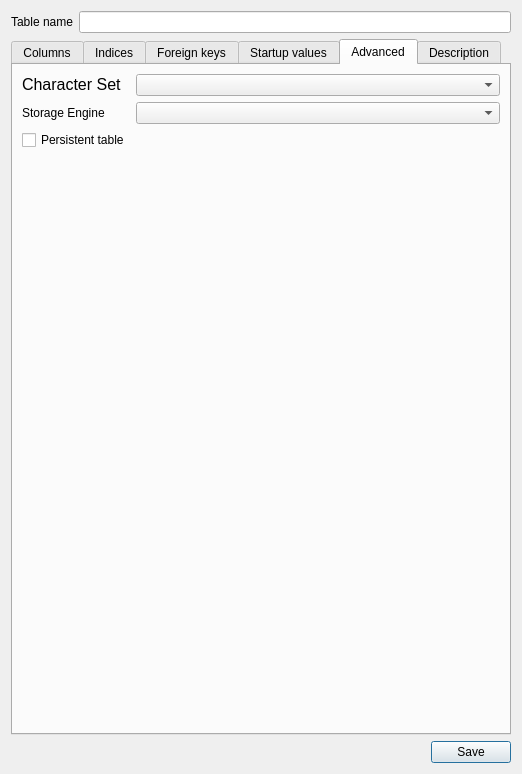
Old version of the form NewTableForm.ui in the repository fritzone/ddm.
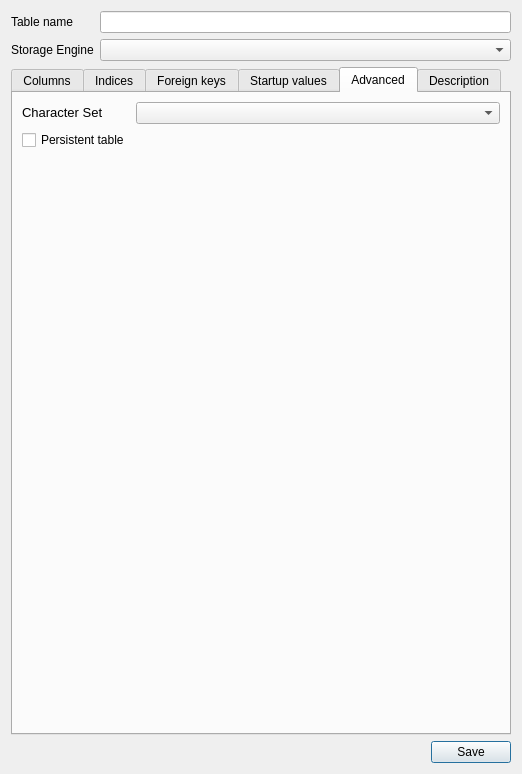
New version of the form. The open tabs and pages were chosen to show the change. Icons and pictures are not drawn.

Commit message: database engine work ... creating a new layer of abstraction to match up to MySQL's pickiness...

What changed in the file:
```diff
--- a/NewTableForm.ui
+++ b/NewTableForm.ui
@@ -16,17 +16,27 @@
   </property>
   <layout class="QVBoxLayout" name="verticalLayout">
    <item>
-    <layout class="QHBoxLayout" name="horizontalLayout">
-     <item>
+    <layout class="QFormLayout" name="formLayout_4">
+     <item row="0" column="0">
       <widget class="QLabel" name="label">
        <property name="text">
         <string>Table name</string>
        </property>
       </widget>
      </item>
-     <item>
+     <item row="0" column="1">
       <widget class="QLineEdit" name="txtTableName"/>
      </item>
+     <item row="1" column="0">
+      <widget class="QLabel" name="lblStorageEngine">
+       <property name="text">
+        <string>Storage Engine</string>
+       </property>
+      </widget>
+     </item>
+     <item row="1" column="1">
+      <widget class="QComboBox" name="cmbStorageEngine"/>
+     </item>
     </layout>
    </item>
    <item>
@@ -1075,29 +1085,19 @@
           <string>&lt;!DOCTYPE HTML PUBLIC &quot;-//W3C//DTD HTML 4.0//EN&quot; &quot;http://www.w3.org/TR/REC-html40/strict.dtd&quot;&gt;
 &lt;html&gt;&lt;head&gt;&lt;meta name=&quot;qrichtext&quot; content=&quot;1&quot; /&gt;&lt;style type=&quot;text/css&quot;&gt;
 p, li { white-space: pre-wrap; }
-&lt;/style&gt;&lt;/head&gt;&lt;body style=&quot; font-family:'Sans Serif'; font-size:12pt; font-weight:400; font-style:normal;&quot;&gt;
+&lt;/style&gt;&lt;/head&gt;&lt;body style=&quot; font-family:'Sans'; font-size:10pt; font-weight:400; font-style:normal;&quot;&gt;
 &lt;table border=&quot;0&quot; style=&quot;-qt-table-type: root; margin-top:4px; margin-bottom:4px; margin-left:4px; margin-right:4px;&quot;&gt;
 &lt;tr&gt;
 &lt;td style=&quot;border: none;&quot;&gt;
-&lt;p style=&quot; margin-top:0px; margin-bottom:0px; margin-left:0px; margin-right:0px; -qt-block-indent:0; text-indent:0px;&quot;&gt;&lt;span style=&quot; font-family:'MS Shell Dlg 2';&quot;&gt;Character Set&lt;/span&gt;&lt;/p&gt;&lt;/td&gt;&lt;/tr&gt;&lt;/table&gt;&lt;/body&gt;&lt;/html&gt;</string>
+&lt;p style=&quot; margin-top:0px; margin-bottom:0px; margin-left:0px; margin-right:0px; -qt-block-indent:0; text-indent:0px;&quot;&gt;&lt;span style=&quot; font-family:'Sans Serif';&quot;&gt;Character Set&lt;/span&gt;&lt;/p&gt;&lt;/td&gt;&lt;/tr&gt;&lt;/table&gt;&lt;/body&gt;&lt;/html&gt;</string>
          </property>
         </widget>
        </item>
        <item row="0" column="1">
         <widget class="QComboBox" name="cmbCharacterSets"/>
        </item>
-       <item row="5" column="0">
-        <widget class="QLabel" name="label_3">
-         <property name="text">
-          <string>Storage Engine</string>
-         </property>
-        </widget>
-       </item>
-       <item row="5" column="1">
-        <widget class="QComboBox" name="comboBox"/>
-       </item>
-       <item row="6" column="0">
-        <widget class="QCheckBox" name="checkBox">
+       <item row="1" column="0">
+        <widget class="QCheckBox" name="chkPersistent">
          <property name="statusTip">
           <string>This table is not updated when the application runs.</string>
          </property>
```
Left out of the diff: 93 changed lines with no effect on the pictures. The commit also changes 17 other files.
